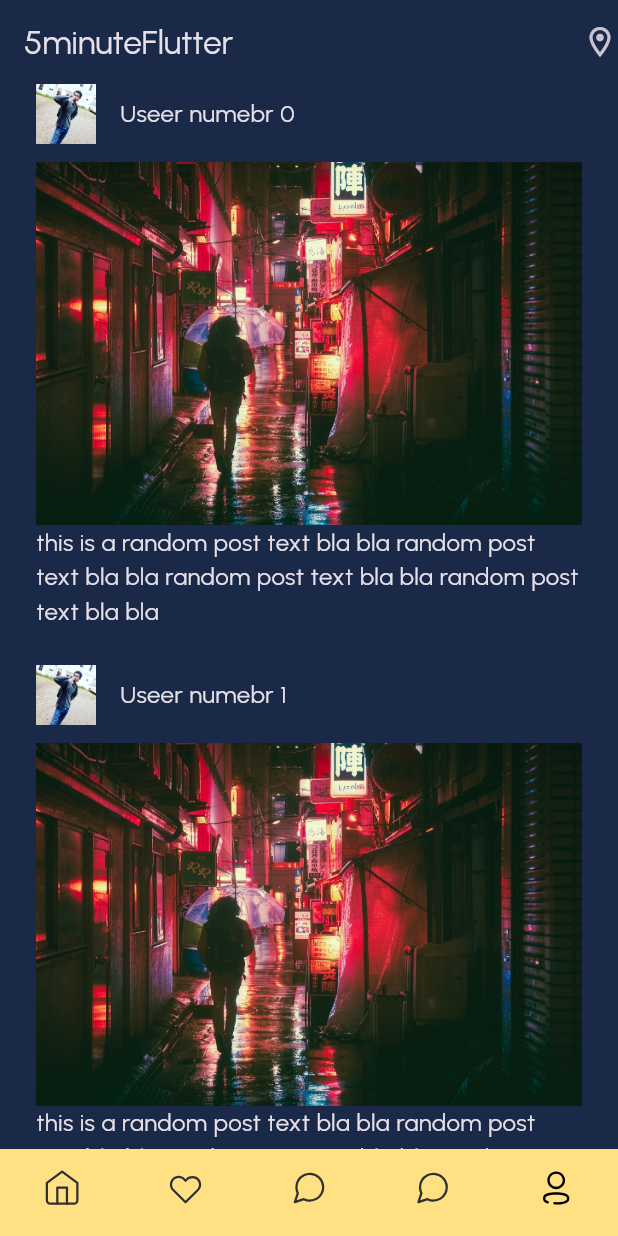
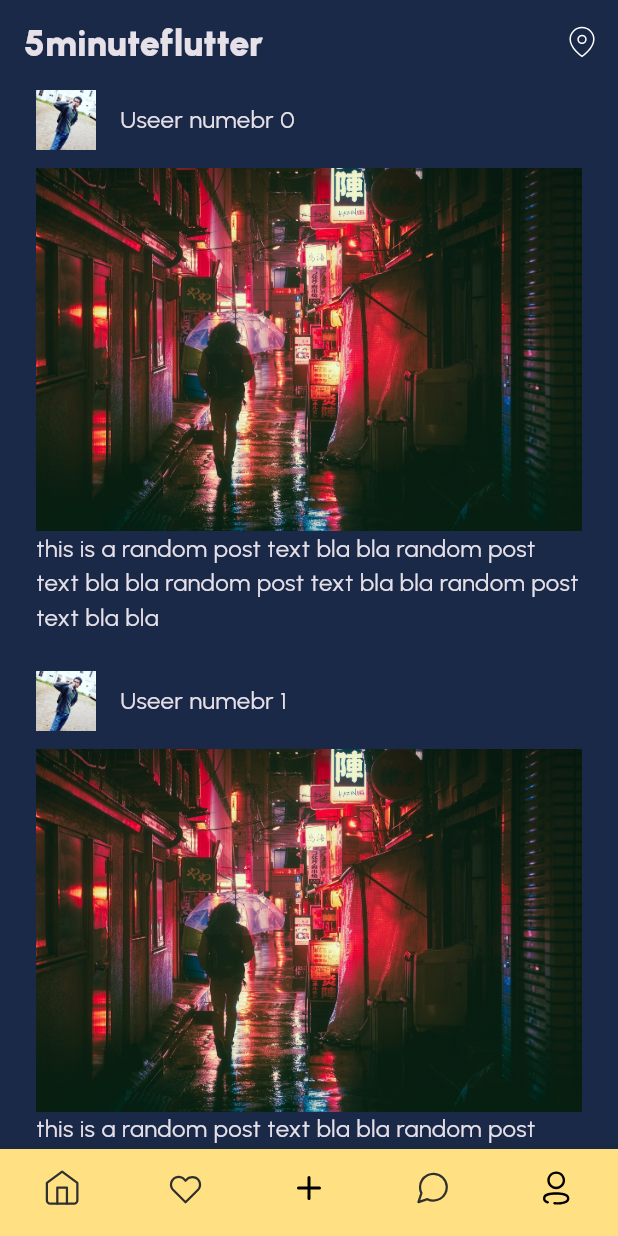
Before and after one commit to SolomonAHailu/flutter_app_1, a Flutter app: the screen it shows after launch, after a tap on "Log in", on a phone screen of 412 x 824 dp. Run offline on Flutter 3.47's test engine with Material 3 defaults, Android fonts, the phone set to English and light mode, and no system bars; our stand-ins replace flutter_svg; project files that could hold a hidden picture were left out.

```diff
--- /dev/null
+++ b/lib/components/app_text_field.dart
@@ -0,0 +1,21 @@
+// ignore_for_file: prefer_const_constructors
+
+import 'package:flutter/material.dart';
+
+class AppTextField extends StatelessWidget {
+  final String hint;
+  const AppTextField({super.key, required this.hint});
+
+  @override
+  Widget build(BuildContext context) {
+    return TextField(
+      decoration: InputDecoration(
+        hintText: hint,
+        border: OutlineInputBorder(
+            borderRadius: BorderRadius.all(Radius.circular(12))),
+        filled: true,
+        fillColor: Colors.white.withOpacity(0.5),
+      ),
+    );
+  }
+}
--- /dev/null
+++ b/lib/components/toolbar.dart
@@ -0,0 +1,26 @@
+// ignore_for_file: prefer_const_constructors, prefer_const_literals_to_create_immutables
+
+import 'package:flutter/material.dart';
+import 'package:flutter_application_1/styles/app_text.dart';
+
+class ToolBar extends StatelessWidget implements PreferredSizeWidget {
+  final String title;
+  final List<Widget>? actions;
+  const ToolBar({super.key, required this.title, this.actions});
+
+  @override
+  Widget build(BuildContext context) {
+    return AppBar(
+      backgroundColor: const Color.fromRGBO(26, 41, 71, 1),
+      title: Text(
+        title,
+        style: AppText.header1,
+      ),
+      actions: actions,
+    );
+  }
+
+  @override
+  // TODO: implement preferredSize
+  Size get preferredSize => const Size.fromHeight(60);
+}
--- /dev/null
+++ b/lib/config/app_icons.dart
@@ -0,0 +1,14 @@
+class AppIcons {
+  static const _png = 'assets/images/';
+  static const _svg = 'assets/svg/';
+
+  static const icFacebook = '${_png}facebook.png';
+  static const icGoogle = '${_png}google.png';
+
+  static const icLocation = '${_svg}ic_location.svg';
+  static const icHome = '${_svg}ic_home.svg';
+  static const icFavorite = '${_svg}ic_favorite.svg';
+  static const icAdd = '${_svg}ic_add.svg';
+  static const icMessage = '${_svg}ic_messages.svg';
+  static const icUser = '${_svg}ic_user.svg';
+}
--- /dev/null
+++ b/lib/config/app_routes.dart
@@ -0,0 +1,21 @@
+// ignore_for_file: prefer_const_constructors
+
+import 'package:flutter_application_1/pages/edit_profile_page.dart';
+import 'package:flutter_application_1/pages/home_page.dart';
+import 'package:flutter_application_1/pages/login_page.dart';
+import 'package:flutter_application_1/pages/main_page.dart';
+
+class AppRoutes {
+  static final pages = {
+    "/": (context) => LoginPage(),
+    "/home": (context) => HomePage(),
+    "/main": (context) => MainPage(),
+    "/edit_profile": (context) => EditProfilePage(),
+  };
+
+  static const login = '/';
+  static const home = '/home';
+  static const main = '/main';
+  static const editProfile = '/edit_profile';
+  static const user = '/user';
+}
--- a/lib/main.dart
+++ b/lib/main.dart
@@ -1,9 +1,7 @@
 // ignore_for_file: prefer_const_constructors
 
 import 'package:flutter/material.dart';
-import 'package:flutter_application_1/pages/home_page.dart';
-import 'package:flutter_application_1/pages/login_page.dart';
-import 'package:flutter_application_1/pages/main_page.dart';
+import 'package:flutter_application_1/config/app_routes.dart';
 import 'package:flutter_application_1/styles/app_colors.dart';
 
 void main() {
@@ -21,12 +19,8 @@ class MyApp extends StatelessWidget {
         scaffoldBackgroundColor: AppColors.background,
         brightness: Brightness.dark,
       ),
-      initialRoute: '/',
-      routes: {
-        "/": (context) => LoginPage(),
-        "/home": (context) => HomePage(),
-        "/main": (context) => MainPage(),
-      },
+      initialRoute: AppRoutes.login,
+      routes: AppRoutes.pages,
     );
   }
 }
--- a/lib/pages/home_page.dart
+++ b/lib/pages/home_page.dart
@@ -2,7 +2,8 @@
 
 import 'package:flutter/material.dart';
 import 'package:flutter_application_1/components/post_item.dart';
-import 'package:flutter_application_1/styles/app_colors.dart';
+import 'package:flutter_application_1/components/toolbar.dart';
+import 'package:flutter_svg/flutter_svg.dart';
 
 class HomePage extends StatelessWidget {
   HomePage({super.key});
@@ -12,11 +13,13 @@ class HomePage extends StatelessWidget {
   Widget build(BuildContext context) {
     mockUsersFromServer();
     return Scaffold(
-        appBar: AppBar(
-          backgroundColor: AppColors.background,
-          title: Text("5minuteFlutter"),
+        appBar: ToolBar(
+          title: "5minuteflutter",
           actions: [
-            Icon(Icons.location_on_outlined),
+            IconButton(
+              onPressed: () {},
+              icon: SvgPicture.asset("assets/svg/ic_location.svg"),
+            )
           ],
         ),
         body: ListView.separated(
--- a/lib/pages/login_page.dart
+++ b/lib/pages/login_page.dart
@@ -1,6 +1,10 @@
 // ignore_for_file: prefer_const_constructors
 
 import 'package:flutter/material.dart';
+import 'package:flutter_application_1/components/app_text_field.dart';
+import 'package:flutter_application_1/config/app_icons.dart';
+import 'package:flutter_application_1/config/app_routes.dart';
+import 'package:flutter_application_1/config/app_strings.dart';
 
 class LoginPage extends StatelessWidget {
   const LoginPage({super.key});
@@ -17,7 +21,7 @@ class LoginPage extends StatelessWidget {
               children: [
                 Spacer(),
                 const Text(
-                  'Hello, welcome back!',
+                  AppStrings.helloWelcome,
                   style: TextStyle(
                     color: Colors.white,
                     fontSize: 22,
@@ -28,33 +32,17 @@ class LoginPage extends StatelessWidget {
                   height: 16,
                 ),
                 Text(
-                  'Login to continue',
+                  AppStrings.loginToContinue,
                   style: TextStyle(
                     color: Colors.white,
                   ),
                 ),
                 Spacer(),
-                TextField(
-                  decoration: InputDecoration(
-                    hintText: "Usename",
-                    border: OutlineInputBorder(
-                        borderRadius: BorderRadius.all(Radius.circular(12))),
-                    filled: true,
-                    fillColor: Colors.white.withOpacity(0.5),
-                  ),
-                ),
+                AppTextField(hint: "Username"),
                 SizedBox(
                   height: 16,
                 ),
-                TextField(
-                  decoration: InputDecoration(
-                    hintText: "Password",
-                    border: OutlineInputBorder(
-                        borderRadius: BorderRadius.all(Radius.circular(12))),
-                    filled: true,
-                    fillColor: Colors.white.withOpacity(0.5),
-                  ),
-                ),
+                AppTextField(hint: "Password"),
                 Align(
                   alignment: Alignment.centerRight,
                   child: TextButton(
@@ -73,12 +61,8 @@ class LoginPage extends StatelessWidget {
                   height: 48,
                   child: ElevatedButton(
                     onPressed: () {
-                      // Navigator.of(context).push(
-                      //   MaterialPageRoute(builder: (context) {
-                      //     return HomePage();
-                      //   }),
-                      // );
-                      Navigator.of(context).pushReplacementNamed("/main");
+                      Navigator.of(context)
+                          .pushReplacementNamed(AppRoutes.main);
                     },
                     style: ElevatedButton.styleFrom(
                         backgroundColor: Colors.amber,
@@ -111,7 +95,7 @@ class LoginPage extends StatelessWidget {
                       mainAxisAlignment: MainAxisAlignment.center,
                       children: [
                         Image.asset(
-                          "assets/images/google.png",
+                          AppIcons.icGoogle,
                           width: 22,
                           height: 22,
                         ),
@@ -143,7 +127,7 @@ class LoginPage extends StatelessWidget {
                       mainAxisAlignment: MainAxisAlignment.center,
                       children: [
                         Image.asset(
-                          "assets/images/facebook.png",
+                          AppIcons.icFacebook,
                           width: 22,
                           height: 22,
                         ),
--- a/lib/pages/main_page.dart
+++ b/lib/pages/main_page.dart
@@ -1,6 +1,7 @@
 // ignore_for_file: prefer_const_constructors, prefer_const_literals_to_create_immutables
 
 import 'package:flutter/material.dart';
+import 'package:flutter_application_1/config/app_icons.dart';
 import 'package:flutter_application_1/pages/home_page.dart';
 import 'package:flutter_application_1/pages/profile_page.dart';
 import 'package:flutter_svg/flutter_svg.dart';
@@ -21,23 +22,23 @@ class _MainPageState extends State<MainPage> {
       bottomNavigationBar: BottomNavigationBar(
         items: [
           BottomNavigationBarItem(
-            icon: SvgPicture.asset("assets/svg/ic_home.svg"),
+            icon: SvgPicture.asset(AppIcons.icHome),
             label: "Home",
           ),
           BottomNavigationBarItem(
-            icon: SvgPicture.asset("assets/svg/ic_favorite.svg"),
+            icon: SvgPicture.asset(AppIcons.icFavorite),
             label: "Favourite",
           ),
           BottomNavigationBarItem(
-            icon: SvgPicture.asset("assets/svg/ic_messages.svg"),
+            icon: SvgPicture.asset(AppIcons.icAdd),
             label: "Add Message",
           ),
           BottomNavigationBarItem(
-            icon: SvgPicture.asset("assets/svg/ic_messages.svg"),
+            icon: SvgPicture.asset(AppIcons.icMessage),
             label: "Messages",
           ),
           BottomNavigationBarItem(
-            icon: SvgPicture.asset("assets/svg/ic_user.svg"),
+            icon: SvgPicture.asset(AppIcons.icUser),
             label: "User",
           ),
         ],
```
Also changed, not shown: lib/components/user_avatar.dart (added, +18 -0 lines), lib/config/app_strings.dart (added, +37 -0 lines), lib/pages/edit_profile_page.dart (added, +77 -0 lines), lib/pages/profile_page.dart (+48 -5 lines).
